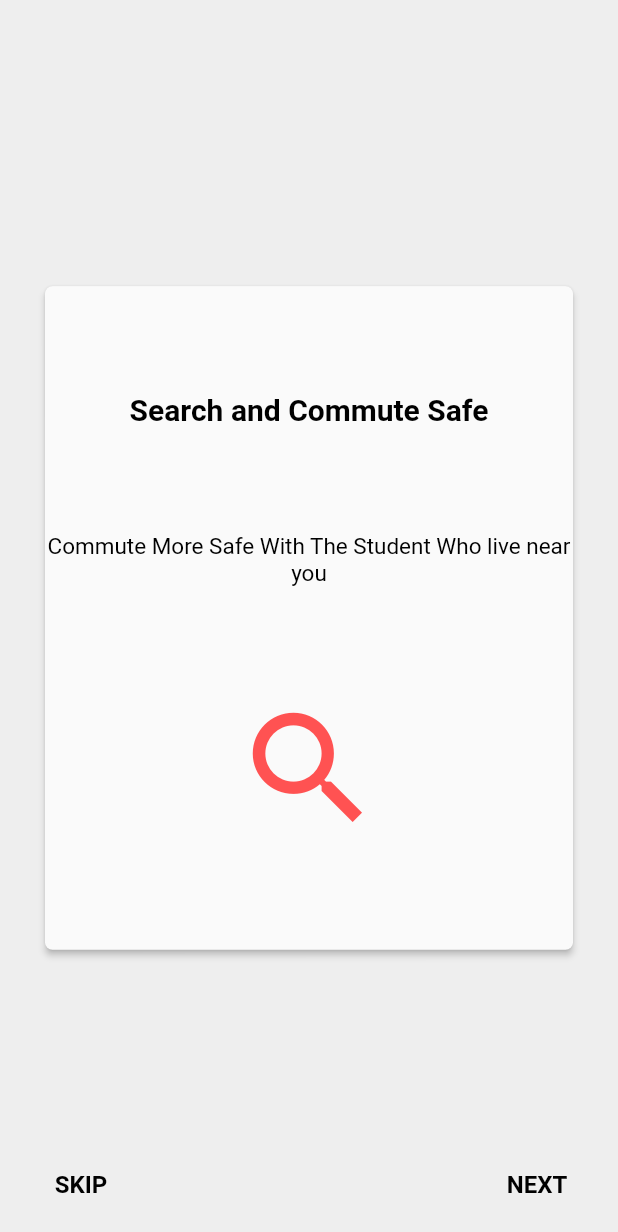
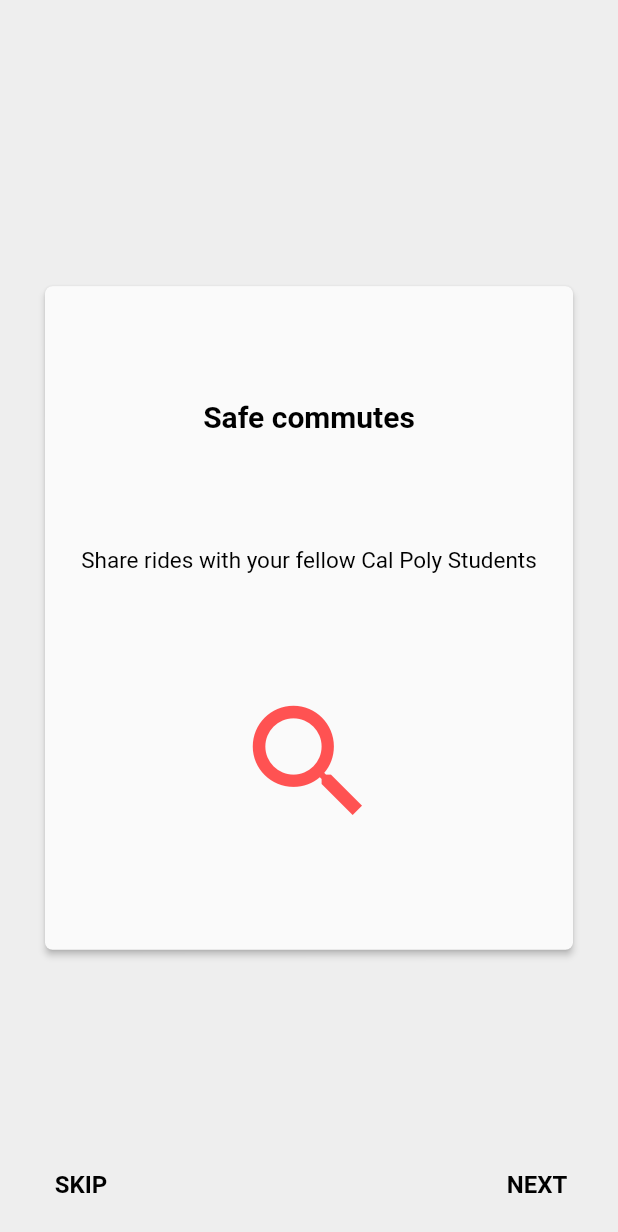
Before and after one commit to CarSmack/BroncoRideShare, a Flutter app: the screen it shows after launch, swiped to page 2, on a phone screen of 412 x 824 dp. Shown: the top 1232 px of the screen. Run offline on Flutter 3.47's test engine with Material 2 defaults, Android fonts, the phone set to English and light mode, and no system bars; our stand-ins replace cloud_firestore, firebase_auth, flutter_datetime_picker, flutter_icons, flutter_screenutil, geolocator and 1 more; missing offline and left inert: flutter_google_places, geoflutterfire, google_maps_webservice; accounts and stored records are empty.

Commit message:
Update introPage.dart
Changed some strings to reflect the purpose of the app a little bit more.

```diff
--- a/lib/pages/introPage.dart
+++ b/lib/pages/introPage.dart
@@ -47,27 +47,27 @@
             child: PageView(
               children: <Widget>[
                 Carousel(
-                  title: "Welcome",
+                  title: "Welcome to Bronco Rideshare",
                   content:
-                      "Bronco RideShare is made for Only Cal Poly Pomona students",
+                      "Ridesharing app for Cal Poly Pomona students",
                   imageIcon: Icons.airport_shuttle,
                 ),
                 Carousel(
-                  title: "Search and Commute Safe",
+                  title: "Safe commutes",
                   content:
-                      "Commute More Safe With The Student Who live near you",
+                      "Share rides with your fellow Cal Poly Students",
                   imageIcon: Icons.search,
                 ),
                 Carousel(
                   title: "Make Friends and Ride",
                   content:
-                      "chatroom to communicate one another in a safe environment",
+                      "Get to know your commuters using built-in chat.",
                   imageIcon: Icons.verified_user,
                 ),
                 Carousel(
                   title: "Rate & Reward",
                   content:
-                      "Reward the Driver and Rate the Driver for safer community ",
+                      "Contribute to a safer experience with our rating system",
                   imageIcon: Icons.rate_review,
                 ),
               ],
```
